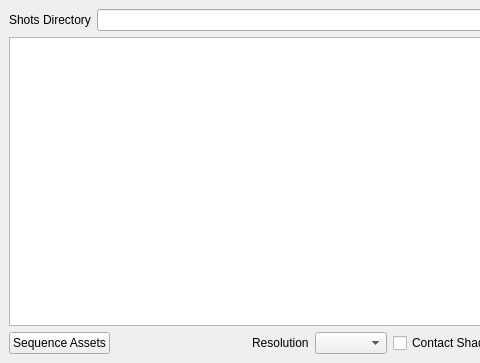
iceanimations/setupMasterScene, file ui/main.ui: the form before one commit; both pictures show x 0 to 480 and y 0 to 363 of the 817 by 363 pixel window.
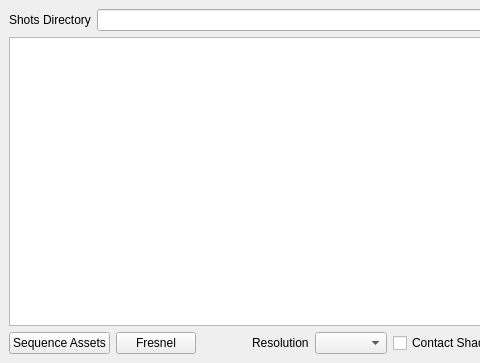
The form after the commit.

Commit message: customFeature_sunotopFresnel method added

The edit to the form file:
```diff
--- a/ui/main.ui
+++ b/ui/main.ui
@@ -61,6 +61,16 @@
         </property>
        </widget>
       </item>
+      <item>
+       <widget class="QPushButton" name="fresnelButton">
+        <property name="toolTip">
+         <string>Select Suntop regular and Suntop fresnel respectively and press to create suntop_fresnel layer</string>
+        </property>
+        <property name="text">
+         <string>Fresnel</string>
+        </property>
+       </widget>
+      </item>
       <item>
        <spacer name="horizontalSpacer">
         <property name="orientation">
```
The commit also changes 2 other files.
